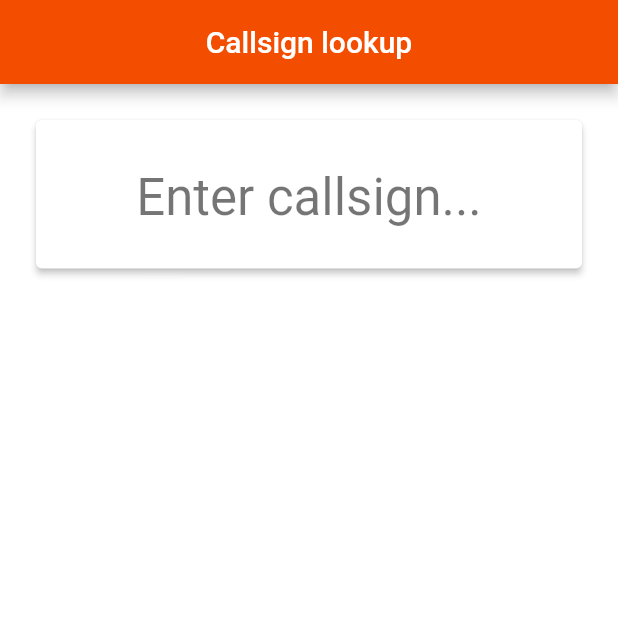
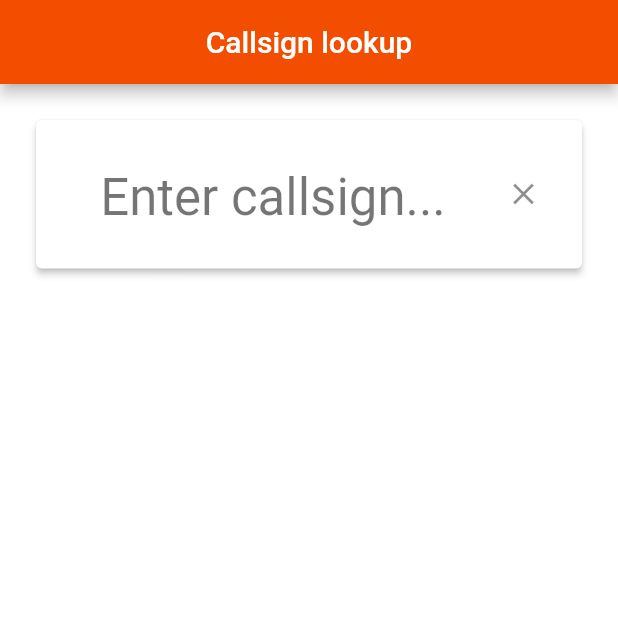
Before and after one commit to jakobkordez/ham-tools, a Flutter app: the CallsignScreen screen opened directly, on a phone screen of 412 x 824 dp, the top half of it. Run offline on Flutter 3.47's test engine with Material 2 defaults, Android fonts, the phone set to English and light mode, and no system bars; our stand-ins replace bloc, equatable, flutter_bloc, localstorage, timer_builder.

Commit message:
Add clear callsign button

```diff
--- a/lib/src/callsign/callsign_lookup.dart
+++ b/lib/src/callsign/callsign_lookup.dart
@@ -56,6 +56,13 @@ class _CallsignLookupState extends State<CallsignLookup> {
                 hintText: 'Enter callsign...',
                 hintStyle: textTheme.headline4,
                 border: InputBorder.none,
+                suffixIcon: IconButton(
+                  icon: const Icon(Icons.clear),
+                  onPressed: () => setState(() {
+                    _controller.clear();
+                    callsignData = null;
+                  }),
+                ),
               ),
               style: textTheme.headline4!.copyWith(fontFamily: 'RobotoMono'),
             ),
```
